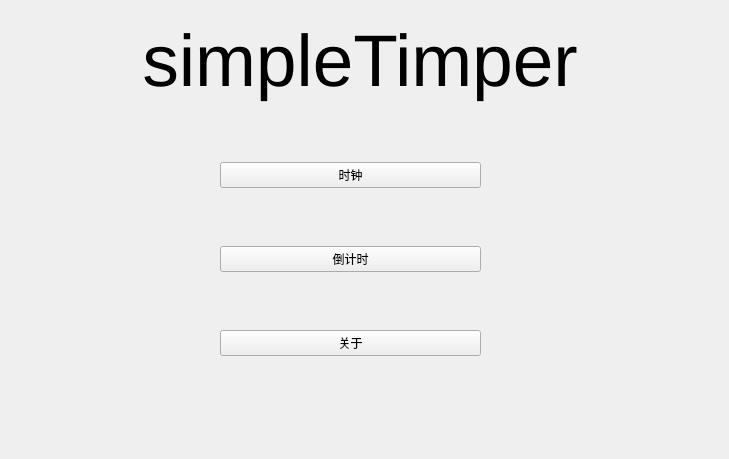
This is Window.ui in WenAnrong/SimpleTimer as Qt 5 draws it before an edit. The edited form follows.
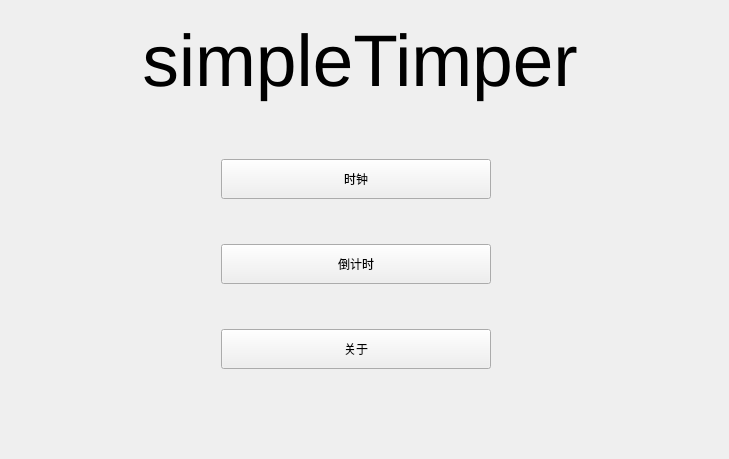
This is the edited form.

Patch:
```diff
--- a/Window.ui
+++ b/Window.ui
@@ -26,39 +26,6 @@
     </rect>
    </property>
    <widget class="QWidget" name="firstPage">
-    <widget class="QWidget" name="layoutWidget">
-     <property name="geometry">
-      <rect>
-       <x>220</x>
-       <y>110</y>
-       <width>261</width>
-       <height>301</height>
-      </rect>
-     </property>
-     <layout class="QVBoxLayout" name="verticalLayout">
-      <item>
-       <widget class="QPushButton" name="timer">
-        <property name="text">
-         <string>时钟</string>
-        </property>
-       </widget>
-      </item>
-      <item>
-       <widget class="QPushButton" name="countdown">
-        <property name="text">
-         <string>倒计时</string>
-        </property>
-       </widget>
-      </item>
-      <item>
-       <widget class="QPushButton" name="about">
-        <property name="text">
-         <string>关于</string>
-        </property>
-       </widget>
-      </item>
-     </layout>
-    </widget>
     <widget class="QLabel" name="title">
      <property name="geometry">
       <rect>
@@ -83,6 +50,45 @@
       <set>Qt::AlignCenter</set>
      </property>
     </widget>
+    <widget class="QPushButton" name="about">
+     <property name="geometry">
+      <rect>
+       <x>221</x>
+       <y>329</y>
+       <width>270</width>
+       <height>40</height>
+      </rect>
+     </property>
+     <property name="text">
+      <string>关于</string>
+     </property>
+    </widget>
+    <widget class="QPushButton" name="countdown">
+     <property name="geometry">
+      <rect>
+       <x>221</x>
+       <y>244</y>
+       <width>270</width>
+       <height>40</height>
+      </rect>
+     </property>
+     <property name="text">
+      <string>倒计时</string>
+     </property>
+    </widget>
+    <widget class="QPushButton" name="timer">
+     <property name="geometry">
+      <rect>
+       <x>221</x>
+       <y>159</y>
+       <width>270</width>
+       <height>40</height>
+      </rect>
+     </property>
+     <property name="text">
+      <string>时钟</string>
+     </property>
+    </widget>
    </widget>
    <widget class="QWidget" name="timerPage">
     <widget class="QPushButton" name="fullDisplayBtn1">
```
Left out of the diff: 28 changed lines with no effect on the pictures.
